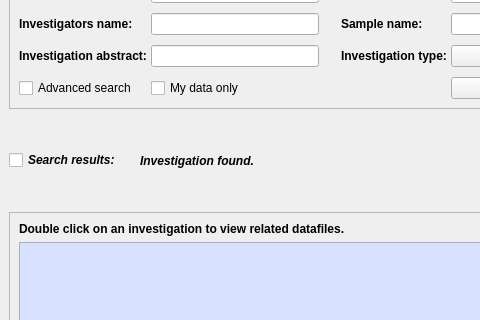
The window that Code/Mantid/MantidQt/MantidWidgets/inc/MantidQtMantidWidgets/ICatSearch2.ui (mantidproject/mantid) describes before a commit, drawn with Qt 5; both pictures show x 0 to 480 and y 156 to 476 of the 666 by 943 pixel window.
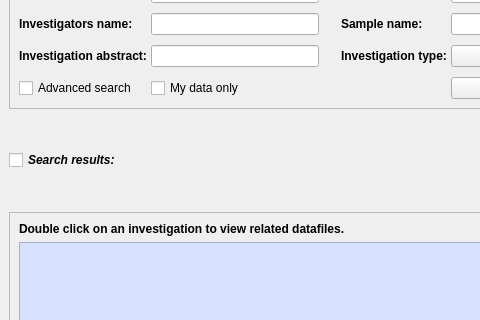
The same window after the commit.

Commit message: Added error message if no search terms input. Refs #7637.

Patch:
```diff
--- a/Code/Mantid/MantidQt/MantidWidgets/inc/MantidQtMantidWidgets/ICatSearch2.ui
+++ b/Code/Mantid/MantidQt/MantidWidgets/inc/MantidQtMantidWidgets/ICatSearch2.ui
@@ -713,13 +713,7 @@
           </font>
          </property>
          <property name="text">
-          <string>Investigation found.</string>
-         </property>
-         <property name="margin">
-          <number>0</number>
-         </property>
-         <property name="indent">
-          <number>-10</number>
+          <string/>
          </property>
         </widget>
        </item>
```
Left out of the diff: 14 changed lines with no effect on the pictures. The commit also changes 2 other files.
